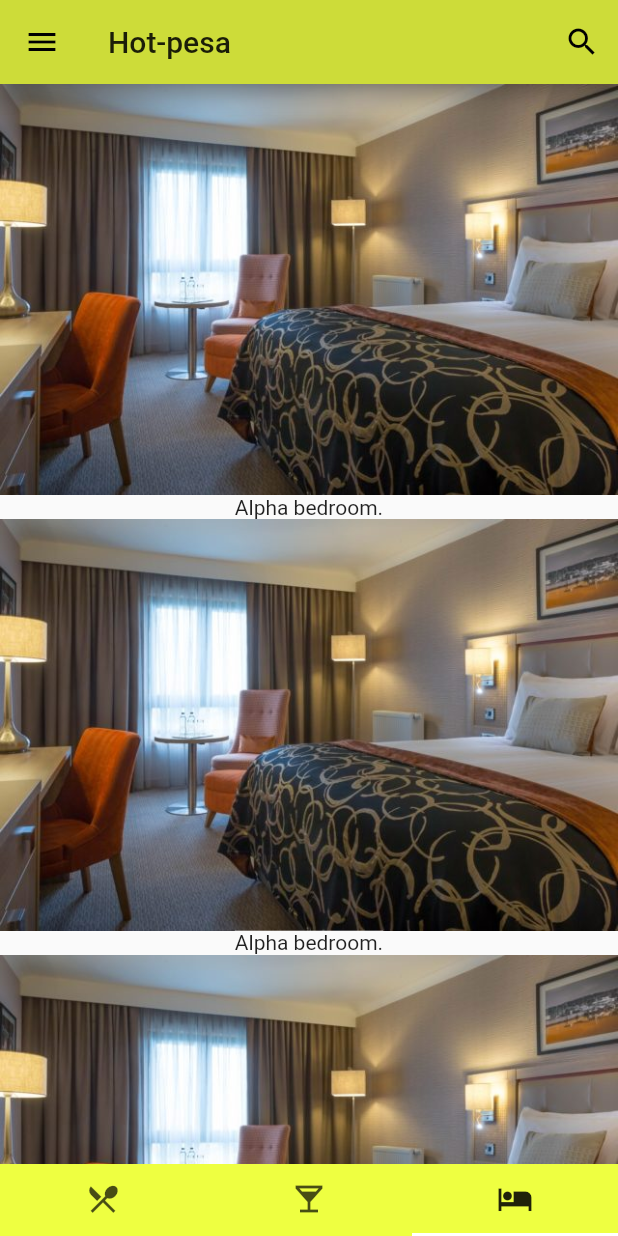
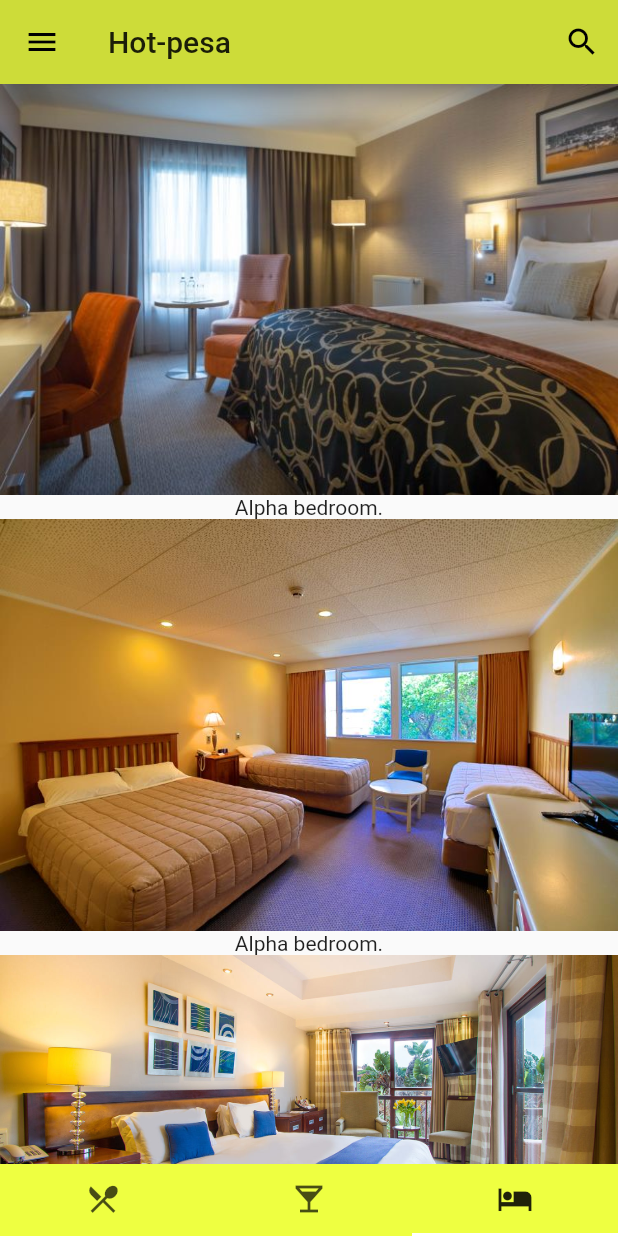
Before and after one commit to Dinox869/Hot-pay, a Flutter app: the screen it shows after launch, item 3 of the bottom bar chosen, on a phone screen of 412 x 824 dp. Run offline on Flutter 3.47's test engine with Material 2 defaults, Android fonts, the phone set to English and light mode, and no system bars; our stand-ins replace carousel_pro, material_design_icons_flutter.

Commit message:
Hot pay.

```diff
--- a/lib/third.dart
+++ b/lib/third.dart
@@ -6,22 +6,22 @@ class Third extends StatelessWidget {
     var imageName = index < 3 ?
     'images/accom/a${index + 1}.jpg' : 'images/accom/a${index + 1}.jpg';
     final  images =  [
-      AssetImage('images/accom/a1.jpg'),
-      AssetImage('images/accom/a4.jpg'),
-      AssetImage('images/accom/a6.jpg'),
-      AssetImage('images/accom/a8.jpg'),
+      'images/accom/a1.jpg',
+      'images/accom/a4.jpg',
+      'images/accom/a6.jpg',
+      'images/accom/a8.jpg',
     ];
     var iNamez;
     if (index < 3) {
       iNamez = images[index];
     }
     return new ListView.builder(
-        itemCount: 4,
+        itemCount: images.length,
         itemBuilder: (context ,i)=>
         new Column(
           children: <Widget>[
             new Material(
-                child: new Image.asset(imageName)
+                child: new Image.asset(images[i])
             ),
             new Material(
               child: new  Text("Alpha bedroom."),
```
